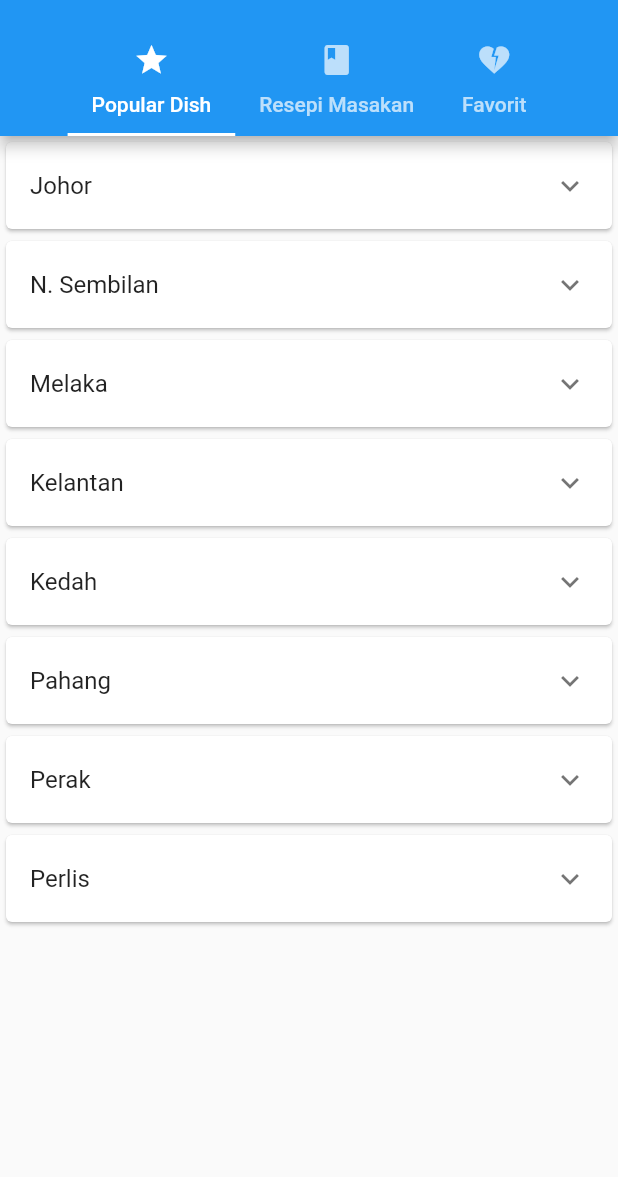
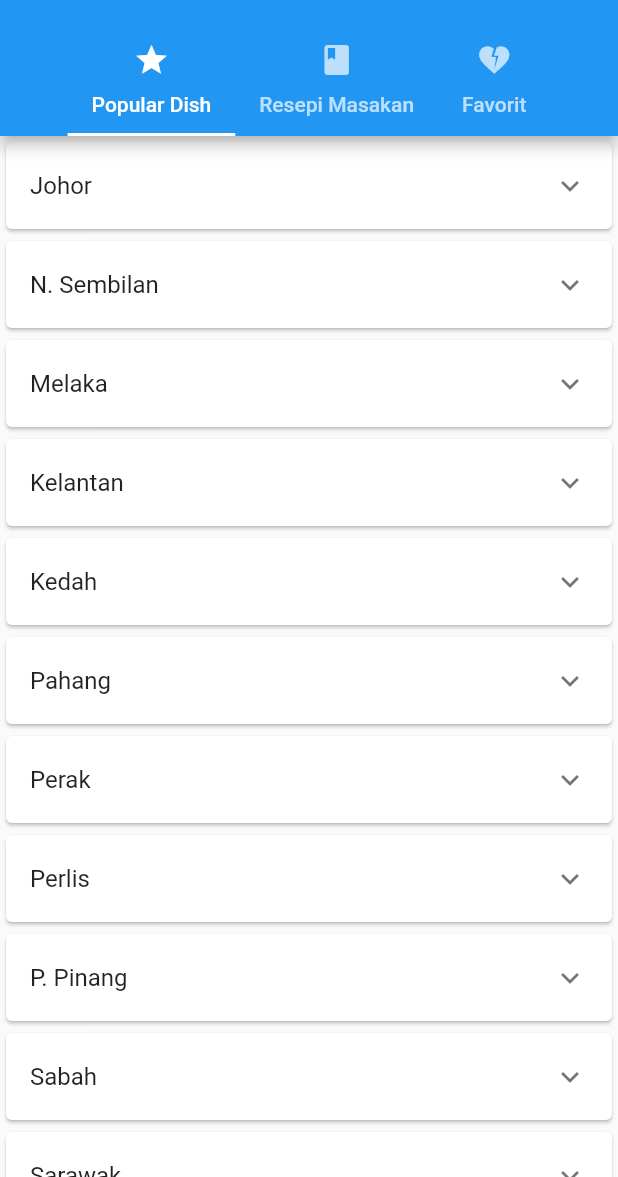
Before and after one commit to quezera97/malaysia_dish, a Flutter app: the screen it shows after launch, on a phone screen of 412 x 824 dp, the part 59-1236 px from its top. Run offline on Flutter 3.47's test engine with Material 2 defaults, Android fonts, the light colour scheme and no system bars; our stand-ins replace anim_search_bar, youtube_player_flutter.

Commit message:
sabah sarwak penang

```diff
--- a/lib/ui/popular_dish_list.dart
+++ b/lib/ui/popular_dish_list.dart
@@ -6,6 +6,9 @@ import '../enum/popularDishByState/kedah_url.dart';
 import '../enum/popularDishByState/pahang_url.dart';
 import '../enum/popularDishByState/perak_url.dart';
 import '../enum/popularDishByState/perlis__url.dart';
+import '../enum/popularDishByState/pinang_url.dart';
+import '../enum/popularDishByState/sabah_url.dart';
+import '../enum/popularDishByState/sarawak_url.dart';
 import '../enum/state_popular_dish_list.dart';
 
 import '../enum/popularDishByState/kelantan_url.dart';
@@ -66,6 +69,21 @@ List<StateDishInfo> stateDishInfoList = [
     statePopularDish: StatePopularDishList.perlis().dishes,
     statePopularDishUrl: perlisUrl,
   ),
+  StateDishInfo(
+    stateName: StateEnum.pinang,
+    statePopularDish: StatePopularDishList.pinang().dishes,
+    statePopularDishUrl: pinangUrl,
+  ),
+  StateDishInfo(
+    stateName: StateEnum.sabah,
+    statePopularDish: StatePopularDishList.sabah().dishes,
+    statePopularDishUrl: sabahUrl,
+  ),
+  StateDishInfo(
+    stateName: StateEnum.sarawak,
+    statePopularDish: StatePopularDishList.sarawak().dishes,
+    statePopularDishUrl: sarawakUrl,
+  ),
 ];
 
 class PopularDishList extends StatefulWidget {
```
Also changed, not shown: lib/enum/popularDishByState/pinang_url.dart (added, +12 -0 lines), lib/enum/popularDishByState/sabah_url.dart (added, +9 -0 lines), lib/enum/popularDishByState/sarawak_url.dart (added, +13 -0 lines), lib/enum/popular_dish_enum.dart (+17 -0 lines), lib/enum/state_popular_dish_list.dart (+20 -10 lines).
